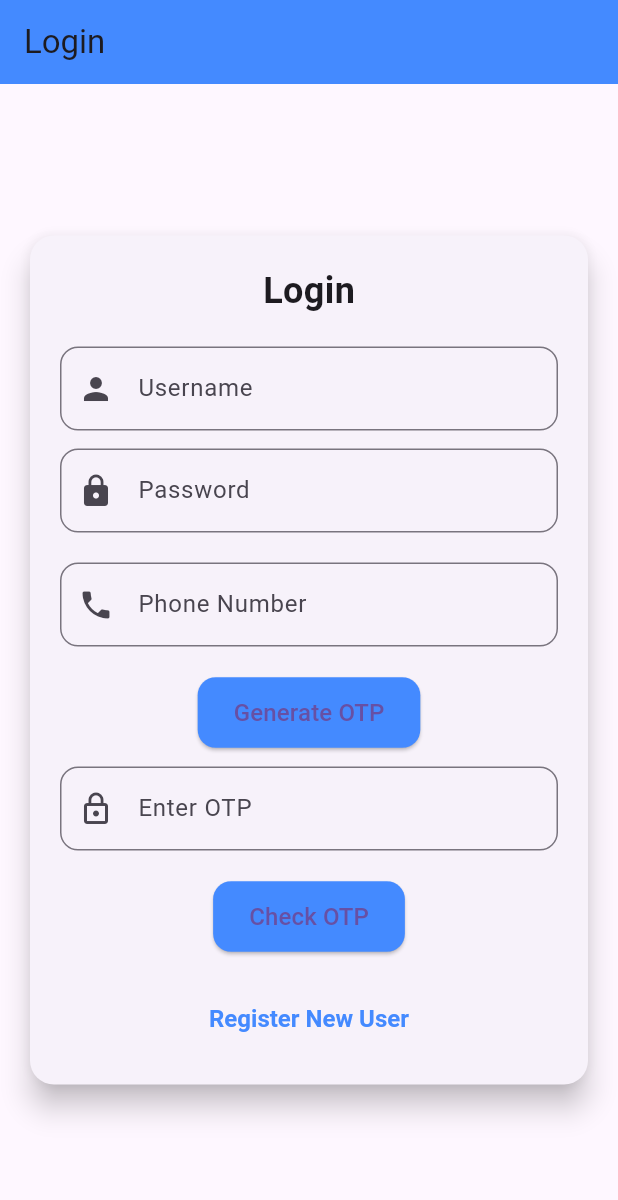
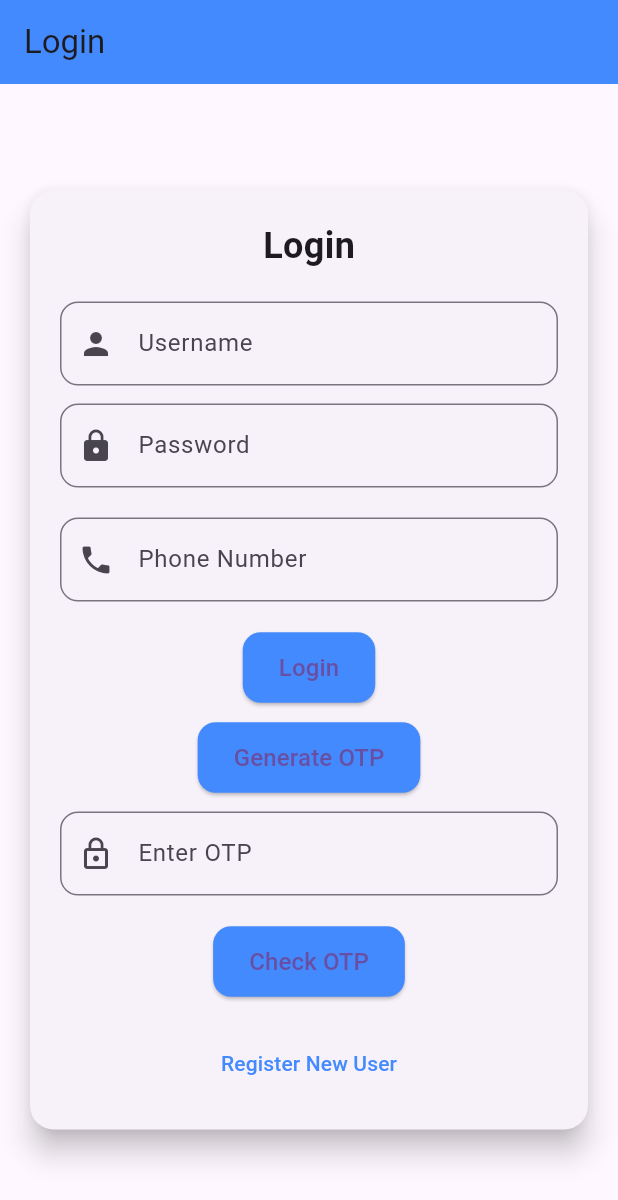
Before and after one commit to MuhammedAnees-loony/child_vaccine, a Flutter app: the screen it shows after launch, on a phone screen of 412 x 824 dp. Shown: the top 1200 px of the screen. Run offline on Flutter 3.47's test engine with Material 3 defaults, Android fonts, the light colour scheme and no system bars; missing offline and left inert: mobile_scanner.

Commit message:
backend integration

```diff
--- a/lib/login_screen.dart
+++ b/lib/login_screen.dart
@@ -13,6 +13,7 @@ class _LoginScreenState extends State<LoginScreen> {
   final TextEditingController _phoneController = TextEditingController(); // Phone number controller
   final TextEditingController _otpController = TextEditingController();   // OTP controller
   String? _generatedOtp; // To store the OTP received from the backend
+  bool _isOtpSent = false; // Flag to check if OTP has been sent
 
   // Function to generate OTP by sending the phone number to the backend
   Future<void> _generateOtp() async {
@@ -51,7 +52,6 @@ class _LoginScreenState extends State<LoginScreen> {
     }
   }
 
-
   // Function to verify the OTP entered by the user
   Future<void> _checkOtp() async {
     final String otp = _otpController.text;
@@ -70,6 +70,46 @@ class _LoginScreenState extends State<LoginScreen> {
     } else {
       print('OTP verification failed.');
       _showDialog('Error', 'Invalid OTP.');
+    }
+  }
+
+  // Function to check login credentials against the backend
+  Future<void> _login() async {
+    final String username = _usernameController.text;
+    final String password = _passwordController.text;
+
+    if (username.isEmpty || password.isEmpty) {
+      _showDialog('Error', 'Please enter both username and password.');
+      return;
+    }
+
+    print('Sending login request with username: $username');
+
+    try {
+      final response = await http.post(
+        Uri.parse('http://127.0.0.1:5000/login'), // Update to your Flask backend URL
+        headers: {'Content-Type': 'application/json'},
+        body: jsonEncode({'username': username, 'password': password}),
+      );
+
+      if (response.statusCode == 200) {
+        final responseData = jsonDecode(response.body);
+        if (responseData['success']) {
+          print('Login successful. Sending OTP to ${_phoneController.text}');
+          _isOtpSent = true; // Set flag to indicate OTP is sent
+          await _generateOtp(); // Generate OTP after successful login
+          _showDialog('Success', 'Login successful. Please check your phone for the OTP.');
+        } else {
+          print('Login failed: ${responseData['message']}');
+          _showDialog('Error', responseData['message']);
+        }
+      } else {
+        print('Login request failed with status code: ${response.statusCode}');
+        _showDialog('Error', 'Login request failed.');
+      }
+    } catch (e) {
+      print('Error occurred during login: $e');
+      _showDialog('Error', 'An error occurred: $e');
     }
   }
 
@@ -122,7 +162,7 @@ class _LoginScreenState extends State<LoginScreen> {
                       ),
                     ),
                     SizedBox(height: 20),
-                    // Username TextField (from the old UI)
+                    // Username TextField
                     TextField(
                       controller: _usernameController,
                       decoration: InputDecoration(
@@ -138,7 +178,7 @@ class _LoginScreenState extends State<LoginScreen> {
                       },
                     ),
                     SizedBox(height: 12),
-                    // Password TextField (from the old UI)
+                    // Password TextField
                     TextField(
                       controller: _passwordController,
                       decoration: InputDecoration(
@@ -154,7 +194,7 @@ class _LoginScreenState extends State<LoginScreen> {
                       },
                     ),
                     SizedBox(height: 20),
-                    // Phone Number TextField (for OTP login)
+                    // Phone Number TextField
                     TextField(
                       controller: _phoneController,
                       decoration: InputDecoration(
@@ -170,6 +210,24 @@ class _LoginScreenState extends State<LoginScreen> {
                       },
                     ),
                     SizedBox(height: 20),
+                    // Login Button
+                    ElevatedButton(
+                      onPressed: _login,
+                      style: ElevatedButton.styleFrom(
+                        backgroundColor: Colors.blueAccent,
+                        shape: RoundedRectangleBorder(
+                          borderRadius: BorderRadius.circular(12),
+                        ),
+                      ),
+                      child: Padding(
+                        padding: const EdgeInsets.symmetric(vertical: 12),
+                        child: Text(
+                          'Login',
+                          style: TextStyle(fontSize: 16),
+                        ),
+                      ),
+                    ),
+                    SizedBox(height: 12),
                     // Generate OTP Button
                     ElevatedButton(
                       onPressed: _generateOtp,
@@ -222,19 +280,15 @@ class _LoginScreenState extends State<LoginScreen> {
                       ),
                     ),
                     SizedBox(height: 20),
-                    // Register New User Button (from the old UI)
+                    // Register New User Button
                     TextButton(
                       onPressed: () {
                         print('Navigating to Register screen.');
                         Navigator.pushNamed(context, '/register');
                       },
-                      child: Text('Register New User'),
-                      style: TextButton.styleFrom(
-                        foregroundColor: Colors.blueAccent,
-                        textStyle: TextStyle(
-                          fontSize: 16,
-                          fontWeight: FontWeight.bold,
-                        ),
+                      child: Text(
+                        'Register New User',
+                        style: TextStyle(color: Colors.blueAccent),
                       ),
                     ),
                   ],
```
